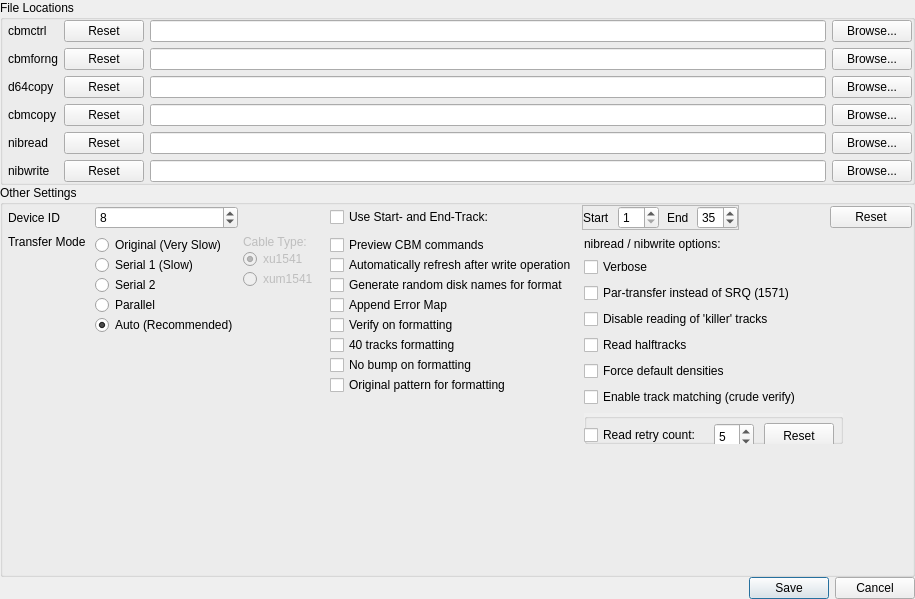
First picture: the form in settingsdialog.ui, repository Pokefinder-org/QtCBM, before the edit.
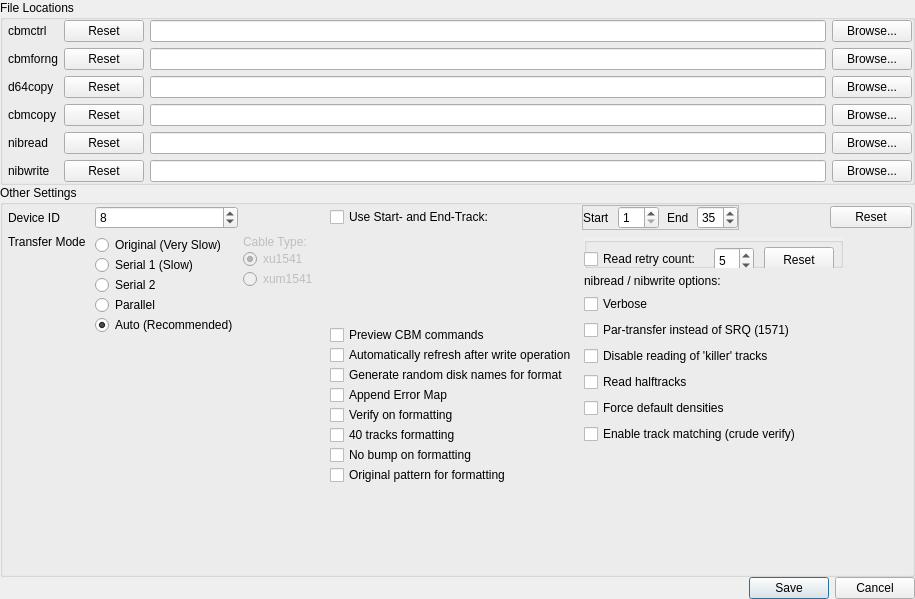
Second picture: the form after the edit.

Commit message: Fix crashes and add cbmcopy read retry. Check TODO.

Diff of the .ui file:
```diff
--- a/settingsdialog.ui
+++ b/settingsdialog.ui
@@ -346,6 +346,19 @@
            </property>
            <item>
             <layout class="QVBoxLayout" name="verticalLayout_5">
+             <item>
+              <spacer name="verticalSpacer_5">
+               <property name="orientation">
+                <enum>Qt::Vertical</enum>
+               </property>
+               <property name="sizeHint" stdset="0">
+                <size>
+                 <width>20</width>
+                 <height>40</height>
+                </size>
+               </property>
+              </spacer>
+             </item>
              <item>
               <widget class="QCheckBox" name="showCommands">
                <property name="toolTip">
@@ -416,7 +429,7 @@
                <property name="sizeHint" stdset="0">
                 <size>
                  <width>20</width>
-                 <height>40</height>
+                 <height>8</height>
                 </size>
                </property>
               </spacer>
@@ -657,61 +670,6 @@
             <property name="topMargin">
              <number>3</number>
             </property>
-            <item>
-             <widget class="QLabel" name="nibheader">
-              <property name="text">
-               <string>nibread / nibwrite options:</string>
-              </property>
-              <property name="alignment">
-               <set>Qt::AlignLeading|Qt::AlignLeft|Qt::AlignTop</set>
-              </property>
-              <property name="margin">
-               <number>0</number>
-              </property>
-             </widget>
-            </item>
-            <item>
-             <widget class="QCheckBox" name="beVerbose">
-              <property name="text">
-               <string>Verbose</string>
-              </property>
-             </widget>
-            </item>
-            <item>
-             <widget class="QCheckBox" name="parTransfer1571">
-              <property name="text">
-               <string>Par-transfer instead of SRQ (1571)</string>
-              </property>
-             </widget>
-            </item>
-            <item>
-             <widget class="QCheckBox" name="noKillertracks">
-              <property name="text">
-               <string>Disable reading of 'killer' tracks</string>
-              </property>
-             </widget>
-            </item>
-            <item>
-             <widget class="QCheckBox" name="readHalftracks">
-              <property name="text">
-               <string>Read halftracks</string>
-              </property>
-             </widget>
-            </item>
-            <item>
-             <widget class="QCheckBox" name="defaultDensities">
-              <property name="text">
-               <string>Force default densities</string>
-              </property>
-             </widget>
-            </item>
-            <item>
-             <widget class="QCheckBox" name="trackMatching">
-              <property name="text">
-               <string>Enable track matching (crude verify)</string>
-              </property>
-             </widget>
-            </item>
             <item>
              <widget class="QGroupBox" name="groupBox_3">
               <property name="sizePolicy">
@@ -794,6 +752,61 @@
               </widget>
              </widget>
             </item>
+            <item>
+             <widget class="QLabel" name="nibheader">
+              <property name="text">
+               <string>nibread / nibwrite options:</string>
+              </property>
+              <property name="alignment">
+               <set>Qt::AlignLeading|Qt::AlignLeft|Qt::AlignTop</set>
+              </property>
+              <property name="margin">
+               <number>0</number>
+              </property>
+             </widget>
+            </item>
+            <item>
+             <widget class="QCheckBox" name="beVerbose">
+              <property name="text">
+               <string>Verbose</string>
+              </property>
+             </widget>
+            </item>
+            <item>
+             <widget class="QCheckBox" name="parTransfer1571">
+              <property name="text">
+               <string>Par-transfer instead of SRQ (1571)</string>
+              </property>
+             </widget>
+            </item>
+            <item>
+             <widget class="QCheckBox" name="noKillertracks">
+              <property name="text">
+               <string>Disable reading of 'killer' tracks</string>
+              </property>
+             </widget>
+            </item>
+            <item>
+             <widget class="QCheckBox" name="readHalftracks">
+              <property name="text">
+               <string>Read halftracks</string>
+              </property>
+             </widget>
+            </item>
+            <item>
+             <widget class="QCheckBox" name="defaultDensities">
+              <property name="text">
+               <string>Force default densities</string>
+              </property>
+             </widget>
+            </item>
+            <item>
+             <widget class="QCheckBox" name="trackMatching">
+              <property name="text">
+               <string>Enable track matching (crude verify)</string>
+              </property>
+             </widget>
+            </item>
             <item>
              <spacer name="verticalSpacer_4">
               <property name="orientation">
```
The commit also changes 3 other files.
